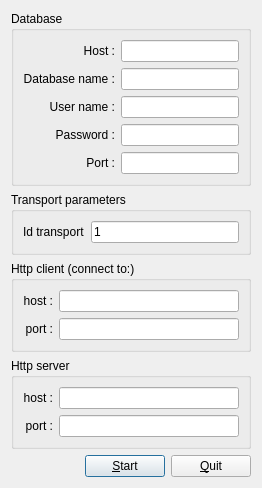
YuriyRusinov/reper, file ddocclient/app/http_connector/src/transport_settings_form.ui: the form before one commit.
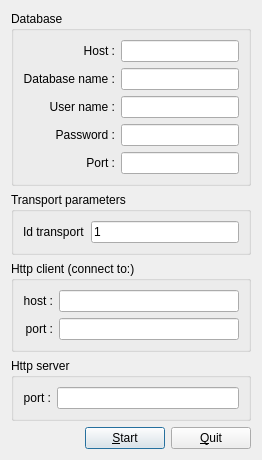
The form after the commit.

What changed in the file:
```diff
--- a/ddocclient/app/http_connector/src/transport_settings_form.ui
+++ b/ddocclient/app/http_connector/src/transport_settings_form.ui
@@ -149,26 +149,6 @@
      </property>
      <layout class="QGridLayout" name="gridLayout_2">
       <item row="0" column="0">
-       <widget class="QLabel" name="lServerHost">
-        <property name="layoutDirection">
-         <enum>Qt::LeftToRight</enum>
-        </property>
-        <property name="text">
-         <string>host :</string>
-        </property>
-        <property name="alignment">
-         <set>Qt::AlignRight|Qt::AlignTrailing|Qt::AlignVCenter</set>
-        </property>
-       </widget>
-      </item>
-      <item row="0" column="1">
-       <widget class="QLineEdit" name="lEServerHost">
-        <property name="toolTip">
-         <string>Parameter set server-host address when other clients must connected</string>
-        </property>
-       </widget>
-      </item>
-      <item row="1" column="0">
        <widget class="QLabel" name="lServerPort">
         <property name="text">
          <string>port :</string>
@@ -178,7 +158,7 @@
         </property>
        </widget>
       </item>
-      <item row="1" column="1">
+      <item row="0" column="1">
        <widget class="QLineEdit" name="lEServerPort">
         <property name="toolTip">
          <string>Parameter set post number when other client must connected</string>
```
